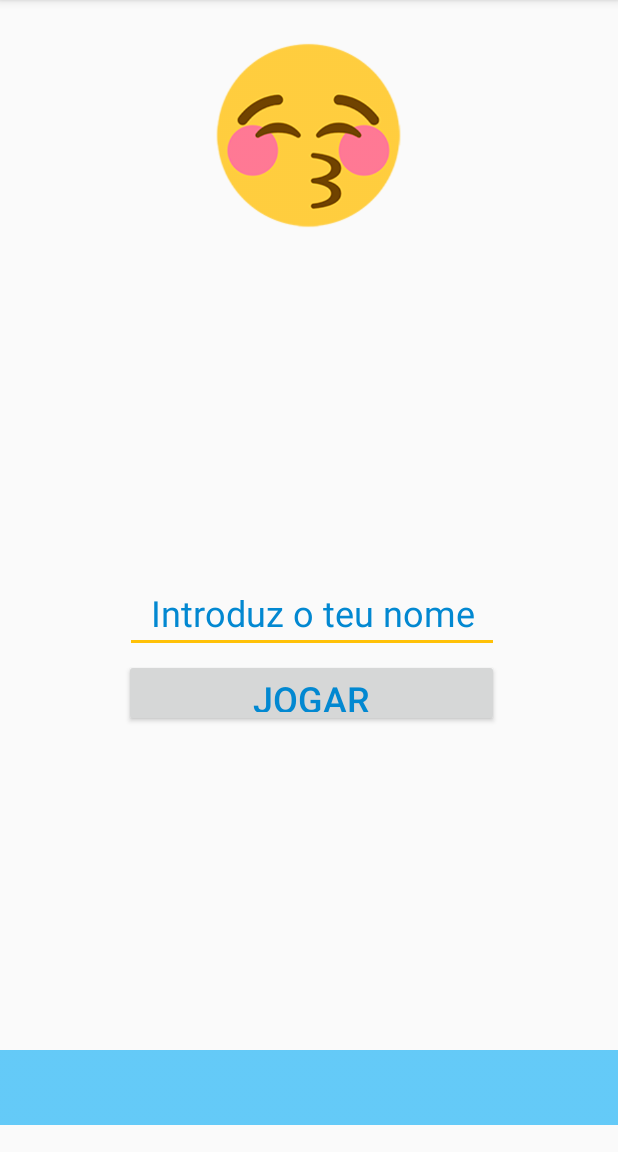
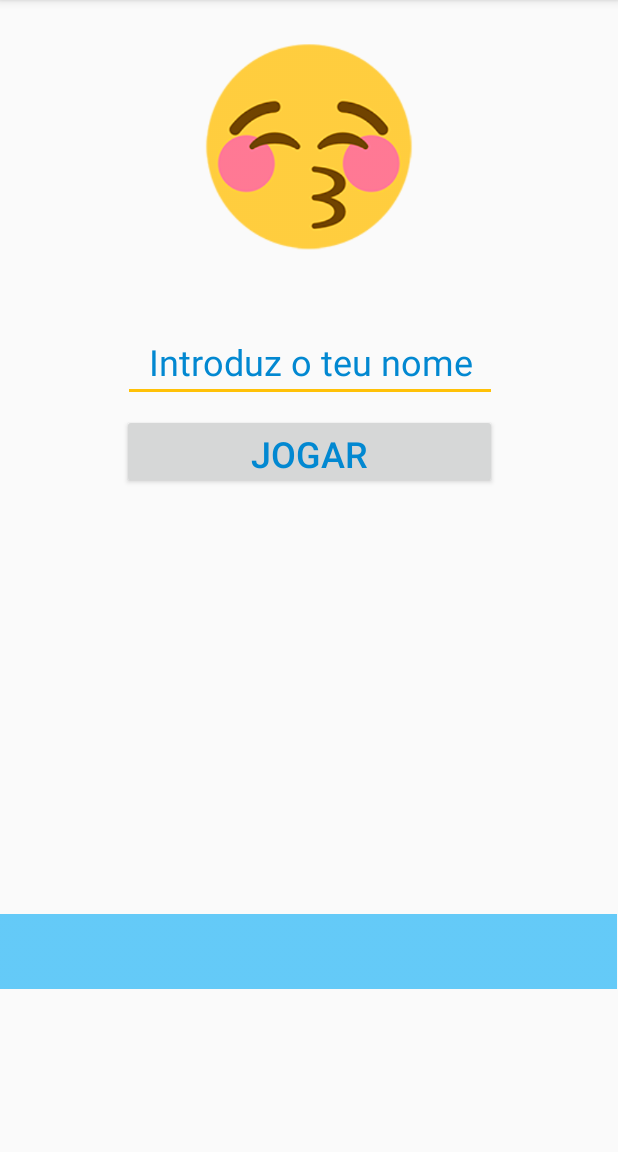
Before and after one commit to lpimentel/ContasKid, an Android app: the screen it shows after launch (MainActivity), on a phone screen of 412 x 824 dp, the part 84-1236 px from its top. Run offline under Robolectric (Android 15) with nearby library versions, the phone set to English and light mode, and no system bars.

Commit message:
-Repões atividades sem erros

```diff
--- a/app/src/main/res/layout/activity_main.xml
+++ b/app/src/main/res/layout/activity_main.xml
@@ -10,33 +10,28 @@
 
     <ImageView
         android:id="@+id/imageView_Personagem"
-        android:layout_width="137dp"
-        android:layout_height="128dp"
+        android:layout_width="150dp"
+        android:layout_height="150dp"
         android:layout_marginStart="8dp"
         android:layout_marginLeft="8dp"
-        android:layout_marginTop="4dp"
+        android:layout_marginTop="24dp"
         android:layout_marginEnd="8dp"
         android:layout_marginRight="8dp"
-        android:layout_marginBottom="8dp"
         android:contentDescription="@string/app_name"
-        app:layout_constraintBottom_toBottomOf="parent"
         app:layout_constraintEnd_toEndOf="parent"
-        app:layout_constraintHorizontal_bias="0.501"
         app:layout_constraintStart_toStartOf="parent"
         app:layout_constraintTop_toTopOf="parent"
-        app:layout_constraintVertical_bias="0.037"
         app:srcCompat="@drawable/ini3" />
 
     <EditText
         android:id="@+id/txt_nome"
         android:layout_width="249dp"
-        android:layout_height="45dp"
+        android:layout_height="50dp"
         android:layout_marginStart="8dp"
         android:layout_marginLeft="8dp"
-        android:layout_marginTop="8dp"
+        android:layout_marginTop="44dp"
         android:layout_marginEnd="8dp"
         android:layout_marginRight="8dp"
-        android:layout_marginBottom="8dp"
         android:ems="10"
         android:gravity="center"
         android:hint="@string/et_nome"
@@ -46,17 +41,15 @@
         android:textColor="@color/colorPrimaryDark"
         android:textColorHint="@color/colorPrimaryDark"
         android:textSize="24sp"
-        app:layout_constraintBottom_toBottomOf="parent"
         app:layout_constraintEnd_toEndOf="parent"
-        app:layout_constraintHorizontal_bias="0.512"
+        app:layout_constraintHorizontal_bias="0.505"
         app:layout_constraintStart_toStartOf="parent"
-        app:layout_constraintTop_toTopOf="parent"
-        app:layout_constraintVertical_bias="0.541"
+        app:layout_constraintTop_toBottomOf="@+id/imageView_Personagem"
         tools:ignore="UnusedAttribute" />
 
     <TextView
         android:id="@+id/textView_BestScore"
-        android:layout_width="0dp"
+        android:layout_width="411dp"
         android:layout_height="50dp"
         android:layout_marginTop="8dp"
         android:layout_marginBottom="8dp"
@@ -68,24 +61,27 @@
         android:textSize="20sp"
         app:layout_constraintBottom_toBottomOf="parent"
         app:layout_constraintEnd_toEndOf="parent"
-        app:layout_constraintHorizontal_bias="0.0"
+        app:layout_constraintHorizontal_bias="0.49"
         app:layout_constraintStart_toStartOf="parent"
-        app:layout_constraintTop_toTopOf="parent"
-        app:layout_constraintVertical_bias="0.986" />
+        app:layout_constraintTop_toBottomOf="@+id/bt_jogar"
+        app:layout_constraintVertical_bias="0.732" />
 
     <Button
         android:id="@+id/bt_jogar"
         android:layout_width="250dp"
-        android:layout_height="45dp"
-        android:layout_marginTop="4dp"
+        android:layout_height="50dp"
+        android:layout_marginStart="8dp"
+        android:layout_marginLeft="8dp"
+        android:layout_marginTop="8dp"
+        android:layout_marginEnd="8dp"
+        android:layout_marginRight="8dp"
         android:onClick="Jogar"
         android:text="@string/bt_jogar"
         android:textColor="@color/colorPrimaryDark"
         android:textColorHint="@color/colorPrimaryDark"
         android:textSize="24sp"
-        app:layout_constraintEnd_toEndOf="@+id/txt_nome"
-        app:layout_constraintHorizontal_bias="1.0"
-        app:layout_constraintStart_toStartOf="@+id/txt_nome"
+        app:layout_constraintEnd_toEndOf="parent"
+        app:layout_constraintStart_toStartOf="parent"
         app:layout_constraintTop_toBottomOf="@+id/txt_nome"
         tools:text="@string/bt_jogar" />
 
```
